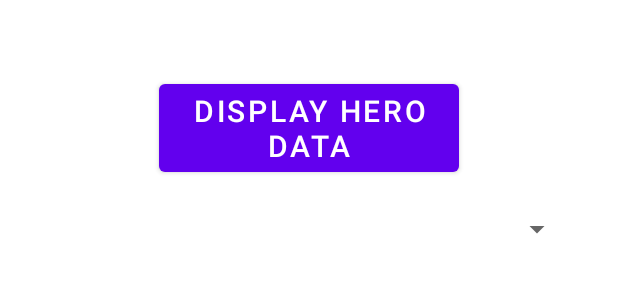
After one commit to aribexxx/ASR-App, an Android app: the layout image_activity.xml on its own in the app's theme, with its tools: preview values and no code run, on a phone screen of 412 x 824 dp. The commit adds this screen. Shown: the top 300 px of the screen. Run offline under Robolectric (Android 15) with nearby library versions, the phone set to English and light mode, and no system bars.

```diff
--- a/app/build.gradle
+++ b/app/build.gradle
@@ -36,4 +36,5 @@ dependencies {
     testImplementation 'junit:junit:4.+'
     androidTestImplementation 'androidx.test.ext:junit:1.1.1'
     androidTestImplementation 'androidx.test.espresso:espresso-core:3.2.0'
+    implementation 'com.squareup.picasso:picasso:2.71828'
 }
--- a/app/src/main/java/com/example/myapplication/activities/SecondActivity.java
+++ b/app/src/main/java/com/example/myapplication/activities/FirstActivity.java
@@ -10,7 +10,7 @@ import androidx.appcompat.app.AppCompatActivity;
 
 import com.example.myapplication.R;
 
-public class SecondActivity extends AppCompatActivity {
+public class FirstActivity extends AppCompatActivity {
     TextView textreceived;
     Button button2;
     String text;
@@ -18,7 +18,7 @@ public class SecondActivity extends AppCompatActivity {
     @Override
     protected void onCreate(Bundle savedInstanceState) {
         super.onCreate(savedInstanceState);
-        setContentView(R.layout.activity_second);
+        setContentView(R.layout.activity_first);
 
         text = getIntent().getExtras().getString("Text");
         textreceived = (TextView)findViewById(R.id.textreceived);
@@ -28,7 +28,7 @@ public class SecondActivity extends AppCompatActivity {
         button2.setOnClickListener(new View.OnClickListener() {
             @Override
             public void onClick(View v) {
-                Intent intent = new Intent(SecondActivity.this, MainActivity.class);
+                Intent intent = new Intent(FirstActivity.this, MainActivity.class);
                 startActivity(intent);
             }
         });
--- a/app/src/main/res/layout/activity_second.xml
+++ b/app/src/main/res/layout/activity_first.xml
@@ -5,7 +5,7 @@
     android:layout_width="match_parent"
     android:layout_height="match_parent"
 
-    tools:context="com.example.myapplication.activities.SecondActivity"
+    tools:context="com.example.myapplication.activities.FirstActivity"
     android:orientation="vertical">
 
     <TextView
--- a/app/src/main/res/layout/activity_main.xml
+++ b/app/src/main/res/layout/activity_main.xml
@@ -33,7 +33,7 @@
             android:layout_height="wrap_content"
             android:layout_below="@id/textView1"
             android:layout_centerHorizontal="true"
-            android:text="Button" />
+            android:text="Go Activity Second" />
 
         <Button
             android:id="@+id/activitySecond"
@@ -41,14 +41,14 @@
             android:layout_height="wrap_content"
             android:layout_below="@id/button"
             android:layout_centerHorizontal="true"
-            android:text="Button" />
+            android:text="Go ListView" />
         <Button
             android:id="@+id/activityRecord"
             android:layout_width="wrap_content"
             android:layout_height="wrap_content"
             android:layout_below="@id/activitySecond"
             android:layout_centerHorizontal="true"
-            android:text="Button" />
+            android:text="Go Activity RecyclerView" />
 
 
 
--- /dev/null
+++ b/app/src/main/res/layout/image_activity.xml
@@ -0,0 +1,59 @@
+<?xml version="1.0" encoding="utf-8"?>
+<LinearLayout xmlns:android="http://schemas.android.com/apk/res/android"
+    xmlns:tools="http://schemas.android.com/tools"
+    android:layout_width="match_parent"
+    android:layout_height="match_parent"
+    android:orientation="vertical"
+    android:padding="30dp"
+    tools:context=".activities.ImageLoadActivity">
+
+    <Button
+        android:id="@+id/displayData"
+        android:layout_width="200dp"
+        android:layout_height="wrap_content"
+        android:layout_gravity="center"
+        android:layout_marginTop="20dp"
+
+        android:text="Display Hero Data"
+        android:textColor="#fff"
+        android:textSize="20sp" />
+
+    <Spinner
+        android:id="@+id/selectHero"
+        android:layout_marginTop="20dp"
+        android:layout_gravity="center"
+        android:layout_width="match_parent"
+        android:layout_height="wrap_content"
+        />
+
+    <TextView
+        android:id="@+id/titleTextView"
+        android:layout_width="wrap_content"
+        android:layout_height="wrap_content"
+        android:layout_marginTop="50dp"
+        android:text="Hero Name: "
+        android:visibility="gone"
+        android:textColor="#000"
+        android:textSize="18sp" />
+
+    <TextView
+        android:id="@+id/categoryTextView"
+        android:layout_width="wrap_content"
+        android:layout_height="wrap_content"
+        android:layout_marginTop="5dp"
+        android:text="His Ability: "
+        android:visibility="gone"
+        android:textColor="#000"
+        android:textSize="18sp" />
+
+    <ImageView
+        android:id="@+id/imageView"
+        android:layout_width="match_parent"
+        android:layout_height="match_parent"
+        android:layout_gravity="center"
+        android:visibility="gone"
+        android:fitsSystemWindows="true"
+        android:layout_marginTop="20dp"
+        android:scaleType="centerCrop" />
+
+</LinearLayout>
```
Also changed, not shown: app/src/main/AndroidManifest.xml (+9 -1 lines), app/src/main/java/com/example/myapplication/activities/ImageLoadActivity.java (added, +141 -0 lines), app/src/main/java/com/example/myapplication/activities/MainActivity.java (+20 -2 lines), app/src/main/java/com/example/myapplication/activities/RecyclerViewActivity.java (+14 -2 lines), app/src/main/res/layout/recycler_view.xml (+26 -4 lines).
